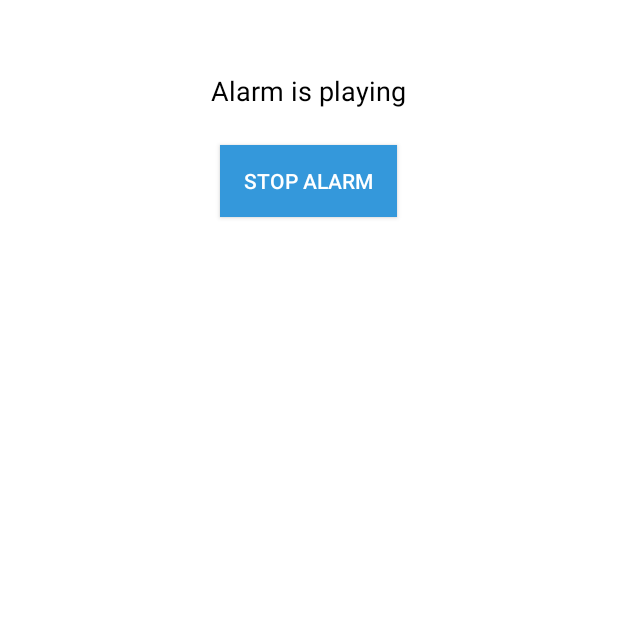
After one commit to mrlathiya/FOCUS, an Android app: the StopActivity screen opened directly, with no data from a screen before it, on a phone screen of 412 x 824 dp, the top half of it. The commit adds this screen. Run offline under Robolectric (Android 15) with nearby library versions, the phone set to English and light mode, and no system bars.

Commit message:
Activity Created

```diff
--- /dev/null
+++ b/app/src/main/java/com/precioso/group_7_final_project/StopActivity.java
@@ -0,0 +1,33 @@
+package com.precioso.group_7_final_project;
+
+import androidx.appcompat.app.AppCompatActivity;
+
+import android.content.Intent;
+import android.os.Bundle;
+import android.widget.Button;
+
+import broadcast.AlarmService;
+
+public class StopActivity extends AppCompatActivity {
+
+    @Override
+    protected void onCreate(Bundle savedInstanceState) {
+        super.onCreate(savedInstanceState);
+        setContentView(R.layout.activity_stop);
+
+        // Implement your UI and logic here
+        Button stopButton = findViewById(R.id.stopButton);
+        stopButton.setOnClickListener(v -> {
+            // Stop the AlarmService
+            Intent stopServiceIntent = new Intent(this, AlarmService.class);
+            stopService(stopServiceIntent);
+
+            // Navigate to MainActivity
+            Intent mainIntent = new Intent(this, MainActivity.class);
+            startActivity(mainIntent);
+
+            // Close the StopAlarmActivity
+            finish();
+        });
+    }
+}
--- /dev/null
+++ b/app/src/main/res/layout/activity_stop.xml
@@ -0,0 +1,38 @@
+<?xml version="1.0" encoding="utf-8"?>
+<androidx.constraintlayout.widget.ConstraintLayout xmlns:android="http://schemas.android.com/apk/res/android"
+    xmlns:app="http://schemas.android.com/apk/res-auto"
+    xmlns:tools="http://schemas.android.com/tools"
+    android:layout_width="match_parent"
+    android:layout_height="match_parent"
+    tools:context=".StopActivity">
+
+    <RelativeLayout
+        android:layout_width="match_parent"
+        android:layout_height="match_parent"
+        android:background="#ffffff"
+        android:padding="16dp">
+
+        <TextView
+            android:id="@+id/stopAlarmText"
+            android:layout_width="wrap_content"
+            android:layout_height="wrap_content"
+            android:layout_centerHorizontal="true"
+            android:layout_marginTop="32dp"
+            android:text="Alarm is playing"
+            android:textColor="#000000"
+            android:textSize="18sp" />
+
+        <Button
+            android:id="@+id/stopButton"
+            android:layout_width="wrap_content"
+            android:layout_height="wrap_content"
+            android:layout_below="@id/stopAlarmText"
+            android:layout_centerHorizontal="true"
+            android:layout_marginTop="24dp"
+            android:background="#3498db"
+            android:paddingStart="16dp"
+            android:paddingEnd="16dp"
+            android:text="Stop Alarm"
+            android:textColor="#ffffff" />
+    </RelativeLayout>
+</androidx.constraintlayout.widget.ConstraintLayout>
```
Also changed, not shown: app/src/main/AndroidManifest.xml (+20 -6 lines), app/src/main/java/broadcast/AlarmHandler.java (+12 -37 lines), app/src/main/java/broadcast/AlarmService.java (+42 -8 lines), app/src/main/java/com/precioso/group_7_final_project/AddTaskActivity.java (+5 -3 lines), app/src/main/java/com/precioso/group_7_final_project/MainActivity.java (+7 -2 lines).
